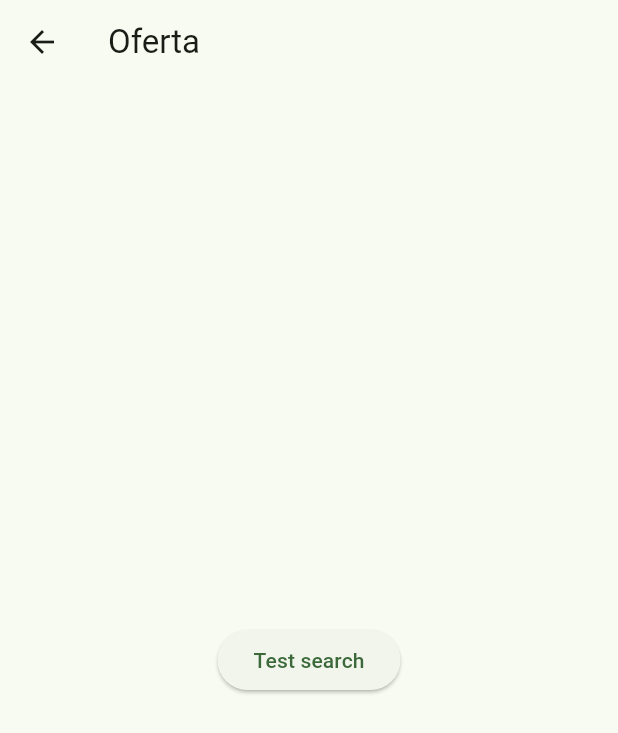
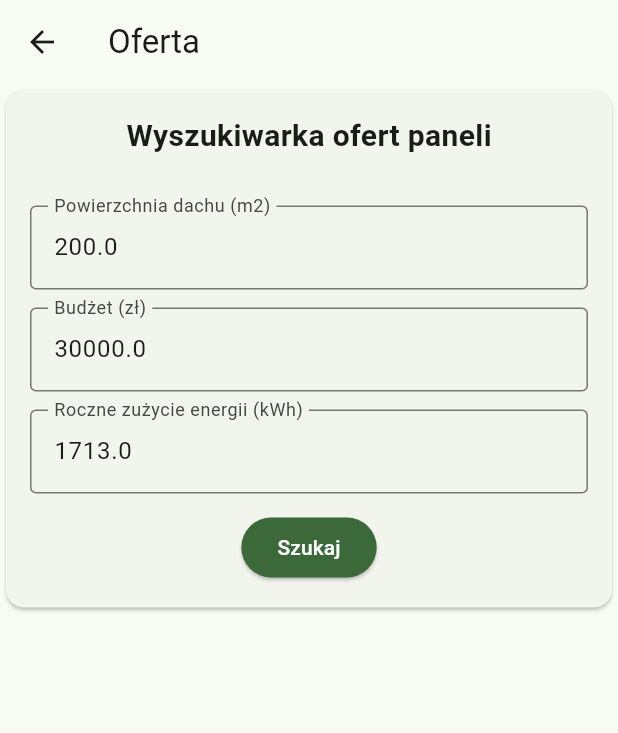
Before and after one commit to MinikPLayer/Kosciuszkon-2025, a Flutter app: the OfferSearchPage screen opened directly, on a phone screen of 412 x 824 dp. Shown: the top 733 px of the screen. Run offline on Flutter 3.47's test engine with Material 3 defaults, Android fonts, the phone set to English and light mode, and no system bars; our stand-ins replace fl_chart, google_fonts.

Commit message:
Improved the search page.

```diff
--- a/frontend_calculator/lib/data/models/offer_model.dart
+++ b/frontend_calculator/lib/data/models/offer_model.dart
@@ -1,13 +1,13 @@
 class OfferModel {
-  final String id;
-  final String title;
-  final String? description;
-  final String companyName;
-  final double fitScore;
-  final double pricePerKw;
-  final double areaPerKw;
-  final double temperatureLossCoefficient;
-  final String imageUrl;
+  String id;
+  String title;
+  String? description;
+  String companyName;
+  double fitScore;
+  double pricePerKw;
+  double areaPerKw;
+  double temperatureLossCoefficient;
+  String imageUrl;
 
   OfferModel({
     required this.id,
--- /dev/null
+++ b/frontend_calculator/lib/utils.dart
@@ -0,0 +1,32 @@
+import 'package:flutter/material.dart';
+
+class Utils {
+  static Widget buildNumberInput({
+    required String label,
+    required double value,
+    required void Function(double) onChanged,
+    bool isInt = false,
+  }) {
+    return Padding(
+      padding: const EdgeInsets.only(bottom: 12.0),
+      child: TextFormField(
+        initialValue: isInt ? value.toInt().toString() : value.toString(),
+        decoration: InputDecoration(labelText: label, border: const OutlineInputBorder()),
+        keyboardType: TextInputType.number,
+        validator: (value) {
+          if (value == null || value.isEmpty) return 'Wprowadź wartość';
+          final numValue = isInt ? int.tryParse(value) : double.tryParse(value);
+          if (numValue == null) return 'Nieprawidłowa wartość';
+          if (numValue <= 0) return 'Wartość musi być dodatnia';
+          return null;
+        },
+        onChanged: (value) {
+          final numValue = isInt ? int.tryParse(value) : double.tryParse(value);
+          if (numValue != null && numValue > 0) {
+            onChanged(numValue.toDouble());
+          }
+        },
+      ),
+    );
+  }
+}
--- a/frontend_calculator/lib/views/pages/offer_search_page.dart
+++ b/frontend_calculator/lib/views/pages/offer_search_page.dart
@@ -1,6 +1,10 @@
+import 'dart:math';
+
 import 'package:flutter/material.dart';
 import 'package:frontend_calculator/data/models/offer_model.dart';
+import 'package:frontend_calculator/utils.dart';
 import 'package:frontend_calculator/views/pages/offer_results_page.dart';
+import 'package:frontend_calculator/views/widgets/offer_entry_widget.dart';
 
 class OfferSearchPage extends StatefulWidget {
   const OfferSearchPage({super.key});
@@ -10,9 +14,17 @@ class OfferSearchPage extends StatefulWidget {
 }
 
 class _OfferSearchPageState extends State<OfferSearchPage> {
+  double roofArea = 200.0;
+  double budget = 30000.0;
+  double yearlyConsumption = 1713.0;
+
+  bool isLoading = false;
+
+  List<OfferModel> results = [];
+
   void applySearch() {
     // TODO: Get results from API.
-    var results = [
+    var newResults = [
       OfferModel(
         id: "0",
         title: "Panele fotowoltaiczne",
@@ -81,16 +93,96 @@ class _OfferSearchPageState extends State<OfferSearchPage> {
       ),
     ];
 
-    results.sort((a, b) => b.fitScore.compareTo(a.fitScore));
+    for (var offer in newResults) {
+      var areaLimit = roofArea / offer.areaPerKw;
+      var priceLimit = budget / offer.pricePerKw;
 
-    Navigator.push(context, MaterialPageRoute(builder: (context) => OfferResultsPage(offers: results)));
+      var limit = min(areaLimit, priceLimit);
+      offer.fitScore = limit;
+    }
+
+    var maxFitScore = newResults.map((e) => e.fitScore).reduce((a, b) => max(a, b));
+    for (var offer in newResults) {
+      offer.fitScore = (offer.fitScore / maxFitScore) * 10; // Normalize to 0-10 scale
+    }
+
+    newResults.sort((a, b) => b.fitScore.compareTo(a.fitScore));
+
+    setState(() {
+      isLoading = true;
+    });
+
+    // Simulate network delay
+    Future.delayed(const Duration(seconds: 2), () {
+      setState(() {
+        isLoading = false;
+        results = newResults;
+      });
+    });
   }
 
   @override
   Widget build(BuildContext context) {
     return Scaffold(
       appBar: AppBar(title: const Text('Oferta')),
-      body: Center(child: ElevatedButton(onPressed: applySearch, child: const Text('Test search'))),
+      body: Column(
+        crossAxisAlignment: CrossAxisAlignment.center,
+        children: [
+          Card(
+            child: Padding(
+              padding: const EdgeInsets.all(16.0),
+              child: Column(
+                crossAxisAlignment: CrossAxisAlignment.center,
+                children: [
+                  Padding(
+                    padding: const EdgeInsets.only(bottom: 32.0),
+                    child: const Text(
+                      'Wyszukiwarka ofert paneli',
+                      style: TextStyle(fontSize: 20, fontWeight: FontWeight.bold),
+                    ),
+                  ),
+                  Utils.buildNumberInput(
+                    label: "Powierzchnia dachu (m2)",
+                    value: roofArea,
+                    onChanged: (value) => roofArea = value,
+                  ),
+                  Utils.buildNumberInput(label: "Budżet (zł)", value: budget, onChanged: (value) => budget = value),
+                  Utils.buildNumberInput(
+                    label: "Roczne zużycie energii (kWh)",
+                    value: yearlyConsumption,
+                    onChanged: (value) => yearlyConsumption = value,
+                  ),
+                  Center(
+                    child: ElevatedButton(
+                      onPressed: applySearch,
+                      style: ElevatedButton.styleFrom(backgroundColor: Theme.of(context).colorScheme.primary),
+                      child: Text('Szukaj', style: TextStyle(color: Theme.of(context).colorScheme.onPrimary)),
+                    ),
+                  ),
+                ],
+              ),
+            ),
+          ),
+          if (results.isNotEmpty || isLoading)
+            Expanded(
+              child: Card(
+                child:
+                    isLoading
+                        ? Center(child: CircularProgressIndicator())
+                        : ListView.builder(
+                          itemCount: results.length,
+                          itemBuilder: (context, index) {
+                            final offer = results[index];
+                            return Padding(
+                              padding: const EdgeInsets.all(8.0),
+                              child: OfferEntryWidget(offer: offer, isPremium: index < 2),
+                            );
+                          },
+                        ),
+              ),
+            ),
+        ],
+      ),
     );
   }
 }
```
Also changed, not shown: frontend_calculator/lib/views/pages/calculator_page.dart (+10 -38 lines), frontend_calculator/lib/views/pages/offer_results_page.dart (+1 -10 lines), frontend_calculator/lib/views/widgets/offer_entry_widget.dart (+10 -7 lines).
